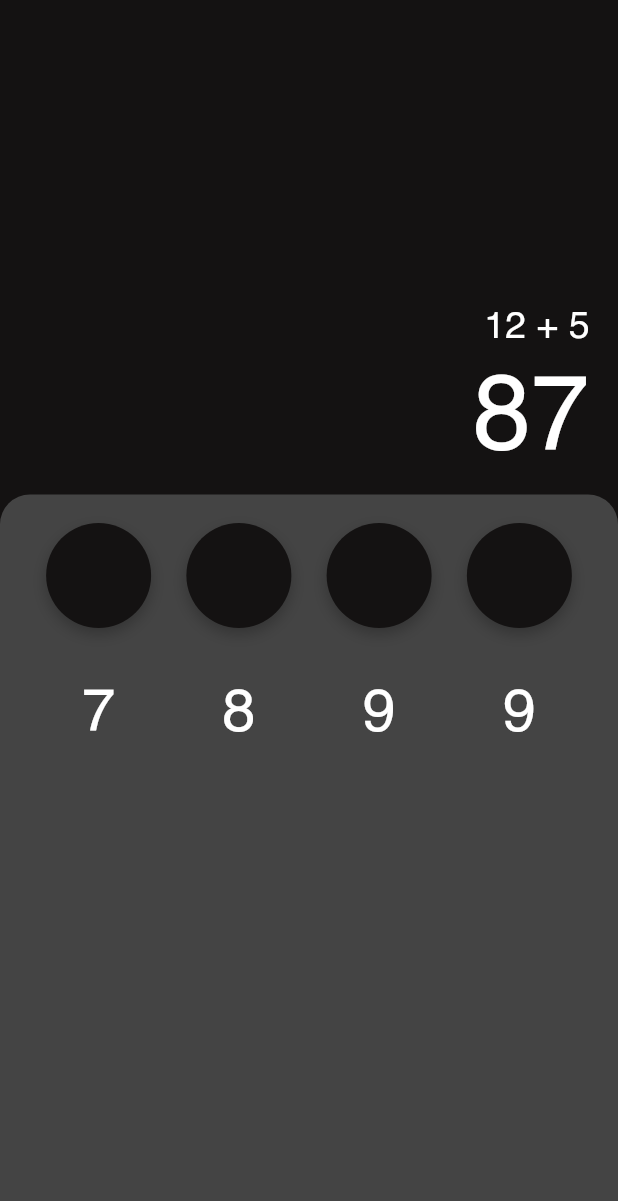
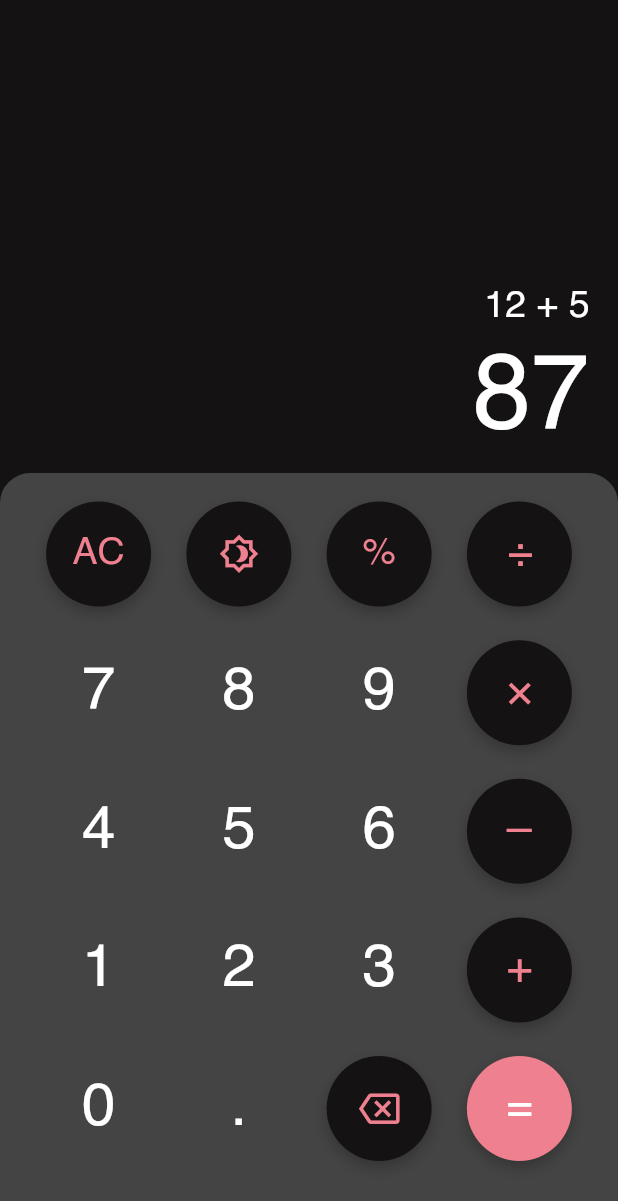
Before and after one commit to josh-umahi/Calc_App, a Flutter app: the screen it shows after launch, on a phone screen of 412 x 824 dp. Shown: the top 1201 px of the screen. Run offline on Flutter 3.47's test engine with Material 2 defaults, Android fonts, the phone set to English and light mode, and no system bars.

Commit message:
Completed UI design

```diff
--- a/lib/screens/BasicCalculator/index.dart
+++ b/lib/screens/BasicCalculator/index.dart
@@ -7,20 +7,13 @@ import './widgets/NumberButton.dart';
 class BasicCalculator extends StatelessWidget {
   @override
   Widget build(BuildContext context) {
-    double height = MediaQuery.of(context).size.height;
-
     return Scaffold(
       body: Container(
         child: Column(
           mainAxisAlignment: MainAxisAlignment.end,
           children: [
             Padding(
-              padding: const EdgeInsets.fromLTRB(
-                defaultPadding,
-                0,
-                defaultPadding,
-                14,
-              ),
+              padding: EdgeInsets.only(right: defaultPadding, bottom: 14),
               child: Column(
                 children: [
                   SizedBox(
@@ -41,6 +34,7 @@ class BasicCalculator extends StatelessWidget {
                   ),
                   SizedBox(height: 10),
                   Container(
+                    padding: EdgeInsets.only(left: defaultPadding),
                     alignment: AlignmentDirectional.centerEnd,
                     width: double.infinity,
                     child: FittedBox(
@@ -61,11 +55,9 @@ class BasicCalculator extends StatelessWidget {
                 defaultPadding,
                 defaultPadding,
                 defaultPadding,
-                53,
+                50,
               ),
               width: double.infinity,
-              height: height * 0.6,
-              // height:
               decoration: BoxDecoration(
                 color: Theme.of(context).accentColor,
                 borderRadius: BorderRadius.vertical(
@@ -76,19 +68,46 @@ class BasicCalculator extends StatelessWidget {
                 children: [
                   TableRow(
                     children: [
-                      ActionButton(),
-                      ActionButton(),
-                      ActionButton(),
-                      ActionButton(),
+                      ActionButton(text: "AC"),
+                      ActionButton(icon: Icons.brightness_4_outlined),
+                      ActionButton(text: '%'),
+                      ActionButton(unicodeText: "\u00f7"),
                     ],
                   ),
-                  buildTableRowSpacing(),
+                  _buildTableRowSpacing(),
                   TableRow(
                     children: [
                       NumberButton('7'),
                       NumberButton('8'),
                       NumberButton('9'),
-                      NumberButton('9'),
+                      ActionButton(unicodeText: "\u00d7"),
+                    ],
+                  ),
+                  _buildTableRowSpacing(),
+                  TableRow(
+                    children: [
+                      NumberButton('4'),
+                      NumberButton('5'),
+                      NumberButton('6'),
+                      ActionButton(unicodeText: "\u2013"),
+                    ],
+                  ),
+                  _buildTableRowSpacing(),
+                  TableRow(
+                    children: [
+                      NumberButton('1'),
+                      NumberButton('2'),
+                      NumberButton('3'),
+                      ActionButton(unicodeText: "\u002b"),
+                    ],
+                  ),
+                  _buildTableRowSpacing(),
+                  TableRow(
+                    children: [
+                      NumberButton('0'),
+                      NumberButton('.'),
+                      ActionButton(icon: Icons.backspace_outlined),
+                      ActionButton(unicodeText: "\u003d"),
                     ],
                   ),
                 ],
@@ -100,7 +119,9 @@ class BasicCalculator extends StatelessWidget {
     );
   }
 
-  TableRow buildTableRowSpacing() {
+  List<TableRow> _buildTableRows() {}
+
+  TableRow _buildTableRowSpacing() {
     return TableRow(
       children: List.generate(4, (index) => SizedBox(height: 22.4)),
     );
--- a/lib/screens/BasicCalculator/widgets/ActionButton.dart
+++ b/lib/screens/BasicCalculator/widgets/ActionButton.dart
@@ -3,11 +3,16 @@ import 'package:flutter/material.dart';
 import '../../../constants.dart';
 
 class ActionButton extends StatelessWidget {
-  final Map<String, Object> iconOrText;
+  final String text;
+  final String unicodeText;
+  final IconData icon;
 
-  const ActionButton(
-    {this.iconOrText,
-    Key key}) : super(key: key);
+  const ActionButton({
+    Key key,
+    this.text = "",
+    this.unicodeText = "",
+    this.icon = null,
+  }) : super(key: key);
 
   @override
   Widget build(BuildContext context) {
@@ -19,7 +24,7 @@ class ActionButton extends StatelessWidget {
         alignment: Alignment.center,
         decoration: BoxDecoration(
           shape: BoxShape.circle,
-          color: Theme.of(context).primaryColor,
+          color: unicodeText == "\u003d" ? primaryColor : Theme.of(context).primaryColor,
           boxShadow: [
             BoxShadow(
               offset: Offset(0, 4),
@@ -28,14 +33,24 @@ class ActionButton extends StatelessWidget {
             ),
           ],
         ),
-        // child: Text(
-        //   "AC",
-        //   style: TextStyle(
-        //     fontSize: 25,
-        //     color: primaryColor,
-        //   ),
-        // ),
+        child: _determineButtonChild(),
       ),
     );
   }
+
+  Widget _determineButtonChild() {
+    if (text.isNotEmpty) {
+      return Text(
+        text,
+        style: TextStyle(fontSize: 25, color: primaryColor),
+      );
+    }
+    if (unicodeText.isNotEmpty) {
+      return Text(
+        unicodeText,
+        style: TextStyle(fontSize: 30, color: unicodeText == "\u003d" ? Colors.white : primaryColor),
+      );
+    }
+    return Icon(icon);
+  }
 }
```
